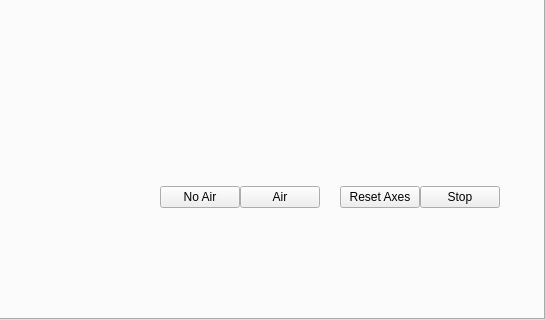
First picture: the form in gui/ui/MotionFrame.ui, repository nico88chessa/MIBDV, before the edit; both pictures show x 279 to 824 and y 384 to 704 of the 824 by 704 pixel window.
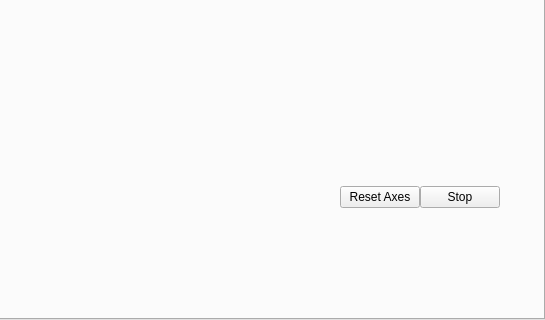
Second picture: the form after the edit. Custom widgets are drawn as their Qt base class.

Commit message: bugfix stampa tile; rimosso pulsanti airOn e airOff da Motion;

The edit to the form file:
```diff
--- a/gui/ui/MotionFrame.ui
+++ b/gui/ui/MotionFrame.ui
@@ -191,20 +191,6 @@
             </property>
            </spacer>
           </item>
-          <item>
-           <widget class="QPushButton" name="pbNoAir">
-            <property name="text">
-             <string>No Air</string>
-            </property>
-           </widget>
-          </item>
-          <item>
-           <widget class="QPushButton" name="pbAir">
-            <property name="text">
-             <string>Air</string>
-            </property>
-           </widget>
-          </item>
           <item>
            <spacer name="verticalSpacer_4">
             <property name="orientation">
```
The commit also changes 4 other files.
